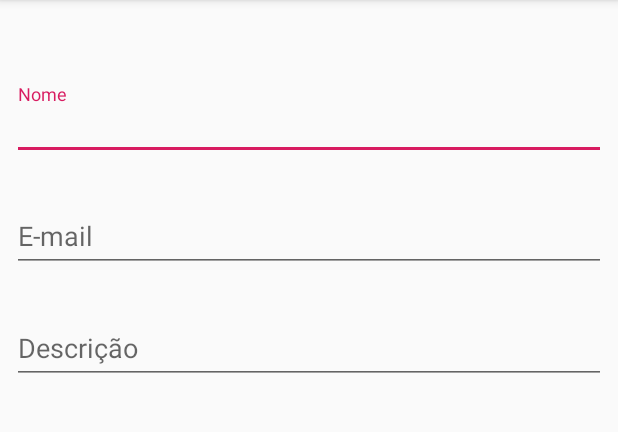
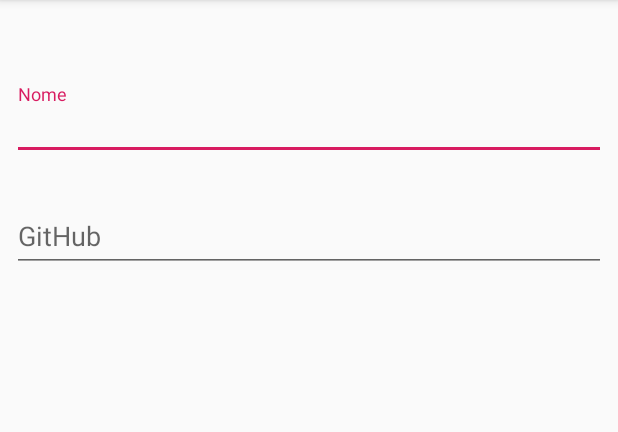
Before and after one commit to analosnak/cdc-app-android, an Android app: the screen it shows after launch (AutorActivity), after a tap on "Salva", on a phone screen of 412 x 824 dp, the part 84-516 px from its top. Run offline under Robolectric (Android 15) with nearby library versions, the phone set to English and light mode, and no system bars; libraries missing offline, so code that uses them is left out: retrofit2.converter.jackson; 3 statements that could not run were skipped.

Commit message:
Adaptando Autor pra api e fazendo funcionar acesso à API

```diff
--- a/app/src/main/AndroidManifest.xml
+++ b/app/src/main/AndroidManifest.xml
@@ -2,6 +2,8 @@
 <manifest xmlns:android="http://schemas.android.com/apk/res/android"
     xmlns:dist="http://schemas.android.com/apk/distribution"
     package="br.com.caelum.casadocodigo">
+
+    <uses-permission android:name="android.permission.INTERNET"/>
 
     <dist:module dist:instant="true" />
 
--- a/app/src/main/java/br/com/caelum/casadocodigo/activity/AutorActivity.kt
+++ b/app/src/main/java/br/com/caelum/casadocodigo/activity/AutorActivity.kt
@@ -7,6 +7,7 @@ import android.view.Menu
 import android.view.MenuItem
 import br.com.caelum.casadocodigo.R
 import br.com.caelum.casadocodigo.model.Autor
+import br.com.caelum.casadocodigo.web.AutorWebClient
 import kotlinx.android.synthetic.main.activity_autor.*
 
 class AutorActivity : AppCompatActivity() {
@@ -18,11 +19,10 @@ class AutorActivity : AppCompatActivity() {
 
     private fun pegaDadosDoAutor(): Autor {
         val nome = nome_autor.text.toString()
-        val email = email_autor.text.toString()
-        val descricao = descricao_autor.text.toString()
+        val linkGithub = linkGithub_autor.text.toString()
 
-        val autor = Autor(nome, email, descricao)
-        Log.i("AUTOR", "dados do autor: $nome, $email, $descricao")
+        val autor = Autor(nome, linkGithub)
+        Log.i("AUTOR", "dados do autor: $nome, $linkGithub")
 
         return autor
     }
@@ -35,6 +35,7 @@ class AutorActivity : AppCompatActivity() {
     override fun onOptionsItemSelected(item: MenuItem): Boolean {
         if (item.itemId == R.id.salva_autor) {
             val autor = pegaDadosDoAutor()
+            AutorWebClient().salva(autor)
         }
         return false
     }
--- a/app/src/main/java/br/com/caelum/casadocodigo/model/Autor.kt
+++ b/app/src/main/java/br/com/caelum/casadocodigo/model/Autor.kt
@@ -1,3 +1,7 @@
 package br.com.caelum.casadocodigo.model
 
-class Autor(val nome: String, val email: String, val descricao: String)
+class Autor(
+    val nome: String,
+    val linkGithub: String,
+    val id: Int? = 0
+)
--- /dev/null
+++ b/app/src/main/java/br/com/caelum/casadocodigo/repository/AutorRepository.kt
@@ -0,0 +1,10 @@
+package br.com.caelum.casadocodigo.repository
+
+import br.com.caelum.casadocodigo.model.Autor
+import br.com.caelum.casadocodigo.web.AutorWebClient
+
+class AutorRepository(private val client: AutorWebClient) {
+    fun salva(autor: Autor) {
+        client.salva(autor)
+    }
+}
--- /dev/null
+++ b/app/src/main/java/br/com/caelum/casadocodigo/web/AutorWebClient.kt
@@ -0,0 +1,46 @@
+package br.com.caelum.casadocodigo.web
+
+import android.util.Log
+import br.com.caelum.casadocodigo.model.Autor
+import retrofit2.Call
+import retrofit2.Callback
+import retrofit2.Response
+import retrofit2.Retrofit
+import retrofit2.converter.jackson.JacksonConverterFactory
+import retrofit2.http.Body
+import retrofit2.http.POST
+
+class AutorWebClient {
+    fun salva(autor: Autor) {
+        val retrofit = getRetrofit()
+
+        val autorService = retrofit.create(AutorService::class.java)
+        autorService.salva(autor).enqueue(object : Callback<Unit?> {
+            override fun onFailure(call: Call<Unit?>, t: Throwable) {
+                Log.e("ERRO", "Não comunicou com o servidor", t)
+            }
+
+            override fun onResponse(call: Call<Unit?>, response: Response<Unit?>) {
+                if (response.isSuccessful) {
+                    Log.i("SUCESSO", "autor ${autor.nome} salvo")
+                } else {
+                    Log.i("FALHA", "autor ${autor.nome} não rolou ${response?.raw()}")
+                }
+            }
+
+        })
+    }
+
+    private fun getRetrofit(): Retrofit {
+        return Retrofit.Builder()
+            .baseUrl("https://4191c1a9.ngrok.io")
+            .addConverterFactory(JacksonConverterFactory.create())
+            .build()
+    }
+
+}
+
+private interface AutorService {
+    @POST("/api/autor")
+    fun salva(@Body autor: Autor): Call<Unit?>
+}
--- a/app/src/main/res/layout/activity_autor.xml
+++ b/app/src/main/res/layout/activity_autor.xml
@@ -38,33 +38,11 @@
         app:layout_constraintTop_toBottomOf="@id/input_nome_autor">
 
         <com.google.android.material.textfield.TextInputEditText
-            android:id="@+id/email_autor"
+            android:id="@+id/linkGithub_autor"
             android:layout_width="match_parent"
             android:layout_height="wrap_content"
-            android:hint="E-mail"
-            android:inputType="textEmailAddress" />
-
-    </com.google.android.material.textfield.TextInputLayout>
-
-    <com.google.android.material.textfield.TextInputLayout
-        android:id="@+id/input_descricao_autor"
-        android:layout_width="0dp"
-        android:layout_height="wrap_content"
-        android:layout_marginStart="8dp"
-        android:layout_marginTop="24dp"
-        android:layout_marginEnd="8dp"
-        app:boxBackgroundMode="outline"
-        app:layout_constraintEnd_toEndOf="parent"
-        app:layout_constraintStart_toStartOf="parent"
-        app:layout_constraintTop_toBottomOf="@id/input_email_autor">
-
-        <com.google.android.material.textfield.TextInputEditText
-            android:id="@+id/descricao_autor"
-            android:layout_width="match_parent"
-            android:layout_height="wrap_content"
-            android:hint="Descrição"
-            android:inputType="textMultiLine"
-            android:singleLine="false" />
+            android:hint="GitHub"
+            android:inputType="textUri" />
 
     </com.google.android.material.textfield.TextInputLayout>
 
```
